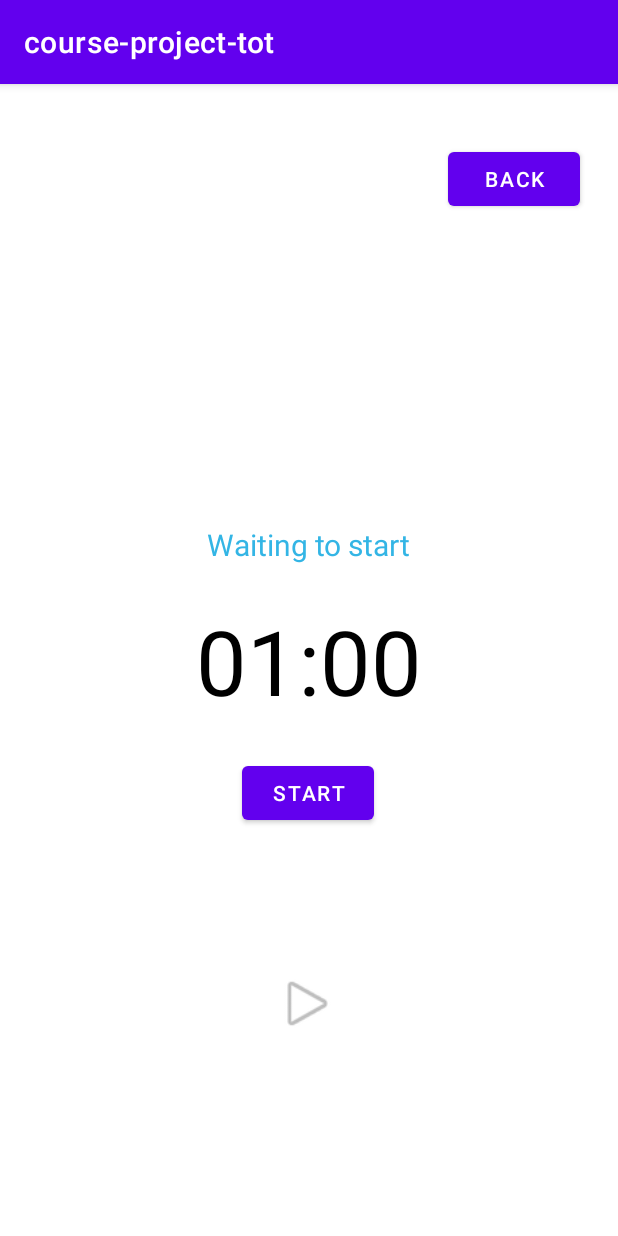
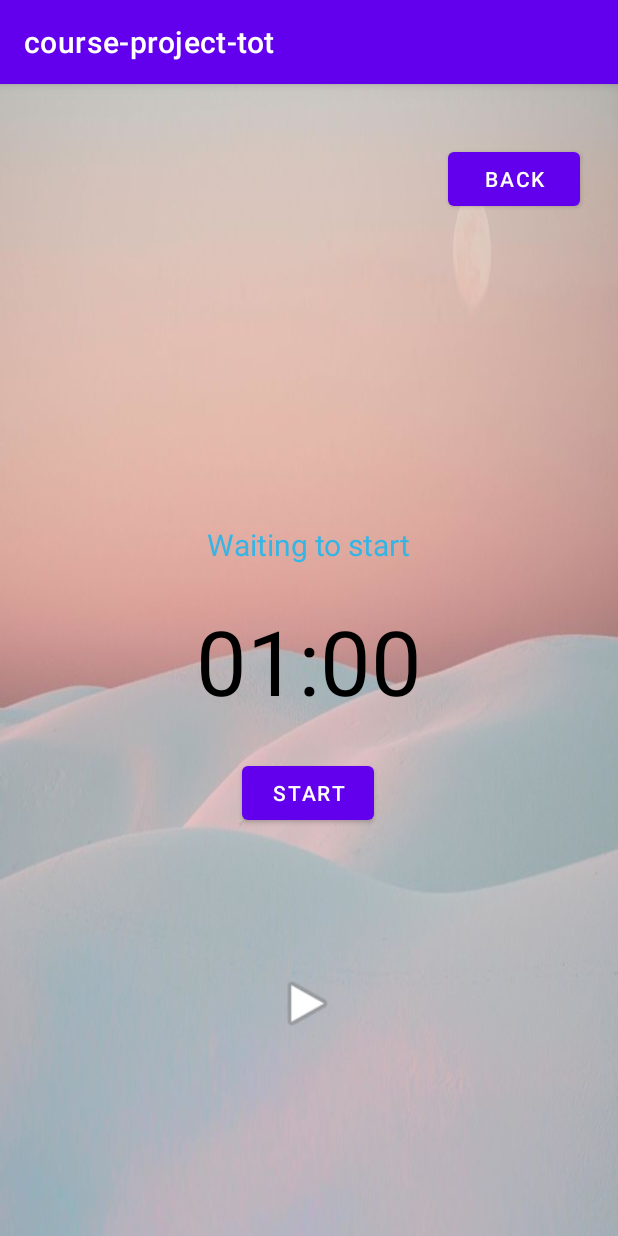
Before and after one commit to VictoriaXie/course-project-tot-android, an Android app: the PomodoroActivity screen opened directly, with no data from a screen before it, on a phone screen of 412 x 824 dp. Run offline under Robolectric (Android 15) with nearby library versions, the phone set to English and light mode, and no system bars.

Commit message:
add background to each interface

```diff
--- a/app/src/main/res/layout/activity_create_goal.xml
+++ b/app/src/main/res/layout/activity_create_goal.xml
@@ -3,7 +3,8 @@
                                                    xmlns:app="http://schemas.android.com/apk/res-auto"
                                                    xmlns:tools="http://schemas.android.com/tools"
                                                    android:layout_width="match_parent"
-                                                   android:layout_height="match_parent">
+                                                   android:layout_height="match_parent"
+                                                   android:background="@drawable/goal">
 
     <EditText
             android:layout_width="238dp"
--- a/app/src/main/res/layout/activity_main.xml
+++ b/app/src/main/res/layout/activity_login.xml
@@ -4,7 +4,8 @@
     xmlns:tools="http://schemas.android.com/tools"
     android:layout_width="match_parent"
     android:layout_height="match_parent"
-    tools:context=".Activity.UserloginActivity">
+    tools:context=".Activity.UserloginActivity"
+    android:background="@drawable/login">
 
     <LinearLayout
         android:orientation="vertical"
--- a/app/src/main/res/layout/activity_pomodoro.xml
+++ b/app/src/main/res/layout/activity_pomodoro.xml
@@ -5,7 +5,8 @@
     xmlns:tools="http://schemas.android.com/tools"
     android:layout_width="match_parent"
     android:layout_height="match_parent"
-    tools:context=".Activity.PomodoroActivity">
+    tools:context=".Activity.PomodoroActivity"
+    android:background="@drawable/pomodoro">
 
     <TextView
         android:id="@+id/textView_view_countdown"
```
Also changed, not shown: app/src/main/res/drawable/goal.jpg (added), app/src/main/res/drawable/login.jpg (added), app/src/main/res/drawable/pomodoro.jpg (added).
